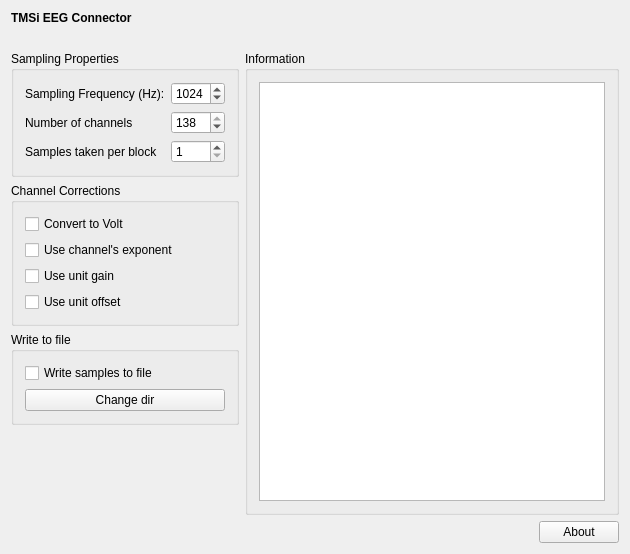
Above: applications/mne_x/plugins/tmsi/FormFiles/tmsisetup.ui from mne-tools/mne-cpp before the change. Below: the same form after it.
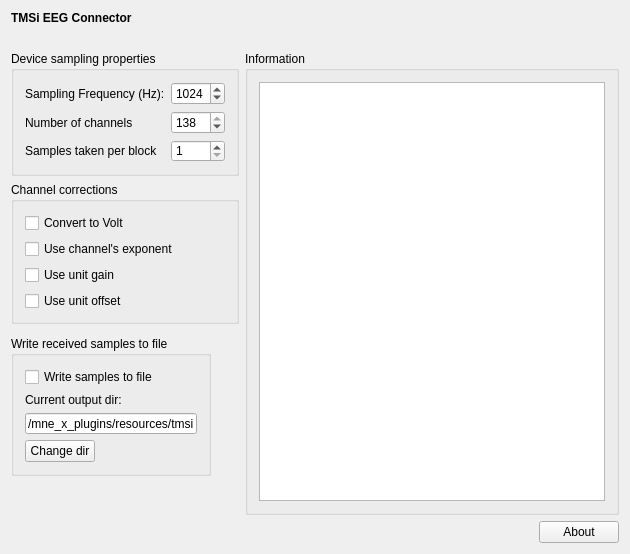
That is the form after the change.

Commit message: - Added the actual functions behind the "Channel Corrections" and "Write received samples to file" group boxes

Diff of the .ui file:
```diff
--- a/applications/mne_x/plugins/tmsi/FormFiles/tmsisetup.ui
+++ b/applications/mne_x/plugins/tmsi/FormFiles/tmsisetup.ui
@@ -45,6 +45,19 @@
    </item>
    <item>
     <layout class="QGridLayout" name="m_qGridLayout_main">
+     <item row="4" column="0">
+      <spacer name="m_qVerticalSpacer_LeftRow">
+       <property name="orientation">
+        <enum>Qt::Vertical</enum>
+       </property>
+       <property name="sizeHint" stdset="0">
+        <size>
+         <width>20</width>
+         <height>40</height>
+        </size>
+       </property>
+      </spacer>
+     </item>
      <item row="0" column="0">
       <widget class="QGroupBox" name="m_qGroupBox_SamplingProperties">
        <property name="sizePolicy">
@@ -66,7 +79,7 @@
         </size>
        </property>
        <property name="title">
-        <string>Sampling Properties</string>
+        <string>Device sampling properties</string>
        </property>
        <property name="flat">
         <bool>false</bool>
@@ -138,14 +151,14 @@
        </layout>
       </widget>
      </item>
-     <item row="4" column="2">
+     <item row="5" column="2">
       <widget class="QPushButton" name="m_qPushButton_About">
        <property name="text">
         <string>About</string>
        </property>
       </widget>
      </item>
-     <item row="4" column="1">
+     <item row="5" column="1">
       <spacer name="m_qHorizontalSpacer_About">
        <property name="orientation">
         <enum>Qt::Horizontal</enum>
@@ -158,20 +171,7 @@
        </property>
       </spacer>
      </item>
-     <item row="3" column="0">
-      <spacer name="m_qVerticalSpacer_LeftRow">
-       <property name="orientation">
-        <enum>Qt::Vertical</enum>
-       </property>
-       <property name="sizeHint" stdset="0">
-        <size>
-         <width>20</width>
-         <height>40</height>
-        </size>
-       </property>
-      </spacer>
-     </item>
-     <item row="0" column="1" rowspan="4" colspan="2">
+     <item row="0" column="1" rowspan="5" colspan="2">
       <widget class="QGroupBox" name="m_qGroupBox_Information">
        <property name="title">
         <string>Information</string>
@@ -198,7 +198,7 @@
         </size>
        </property>
        <property name="title">
-        <string>Channel Corrections</string>
+        <string>Channel corrections</string>
        </property>
        <layout class="QGridLayout" name="m_qGridLayout_Channels">
         <item row="5" column="0">
@@ -232,7 +232,7 @@
        </layout>
       </widget>
      </item>
-     <item row="2" column="0">
+     <item row="3" column="0">
       <widget class="QGroupBox" name="m_qGroupBox_WriteToFile">
        <property name="sizePolicy">
         <sizepolicy hsizetype="Preferred" vsizetype="Minimum">
@@ -246,17 +246,16 @@
          <height>70</height>
         </size>
        </property>
+       <property name="maximumSize">
+        <size>
+         <width>200</width>
+         <height>16777215</height>
+        </size>
+       </property>
        <property name="title">
-        <string>Write to file</string>
+        <string>Write received samples to file</string>
        </property>
        <layout class="QGridLayout" name="gridLayout">
-        <item row="1" column="1">
-         <widget class="QPushButton" name="m_pushButton_ChangeDir">
-          <property name="text">
-           <string>Change dir</string>
-          </property>
-         </widget>
-        </item>
         <item row="0" column="1">
          <widget class="QCheckBox" name="m_checkBox_WriteToFile">
           <property name="text">
@@ -264,6 +263,39 @@
           </property>
          </widget>
         </item>
+        <item row="3" column="1">
+         <widget class="QLineEdit" name="m_lineEdit_outputDir">
+          <property name="maximumSize">
+           <size>
+            <width>200</width>
+            <height>16777215</height>
+           </size>
+          </property>
+          <property name="text">
+           <string>/mne_x_plugins/resources/tmsi</string>
+          </property>
+         </widget>
+        </item>
+        <item row="4" column="1">
+         <widget class="QPushButton" name="m_pushButton_ChangeDir">
+          <property name="maximumSize">
+           <size>
+            <width>70</width>
+            <height>16777215</height>
+           </size>
+          </property>
+          <property name="text">
+           <string>Change dir</string>
+          </property>
+         </widget>
+        </item>
+        <item row="1" column="1">
+         <widget class="QLabel" name="label">
+          <property name="text">
+           <string>Current output dir:</string>
+          </property>
+         </widget>
+        </item>
        </layout>
       </widget>
      </item>
```
The commit also changes 8 other files.
